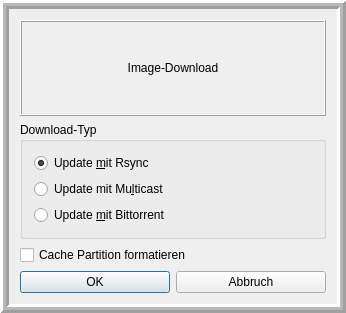
The window that linbo_gui/linboMulticastBox.ui (linuxmuster/linuxmuster-linbo) describes before a commit, drawn with Qt 5.
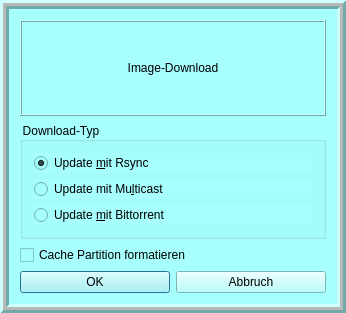
The same window after the commit.

Commit message: change dialog background to light blue

What changed in the file:
```diff
--- a/linbo_gui/linboMulticastBox.ui
+++ b/linbo_gui/linboMulticastBox.ui
@@ -13,6 +13,9 @@
   <property name="windowTitle">
    <string>Update Cache</string>
   </property>
+  <property name="styleSheet">
+   <string notr="true">background-color: rgb(166, 255, 253);</string>
+  </property>
   <property name="modal">
    <bool>true</bool>
   </property>
```
The commit also changes 11 other files.
